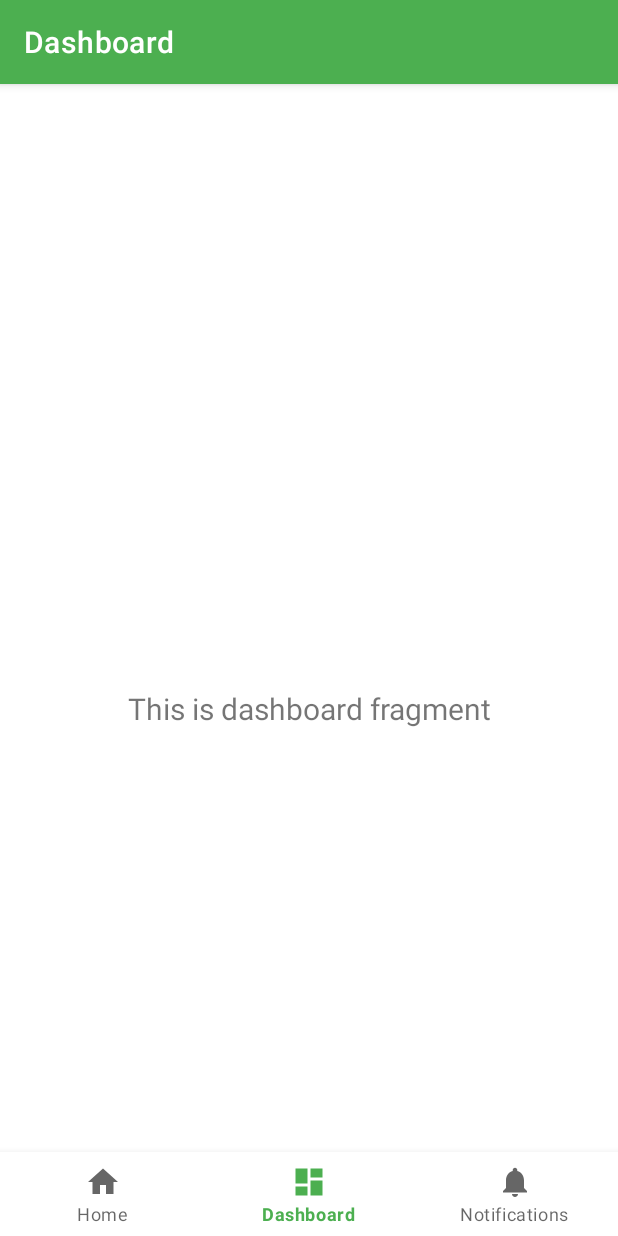
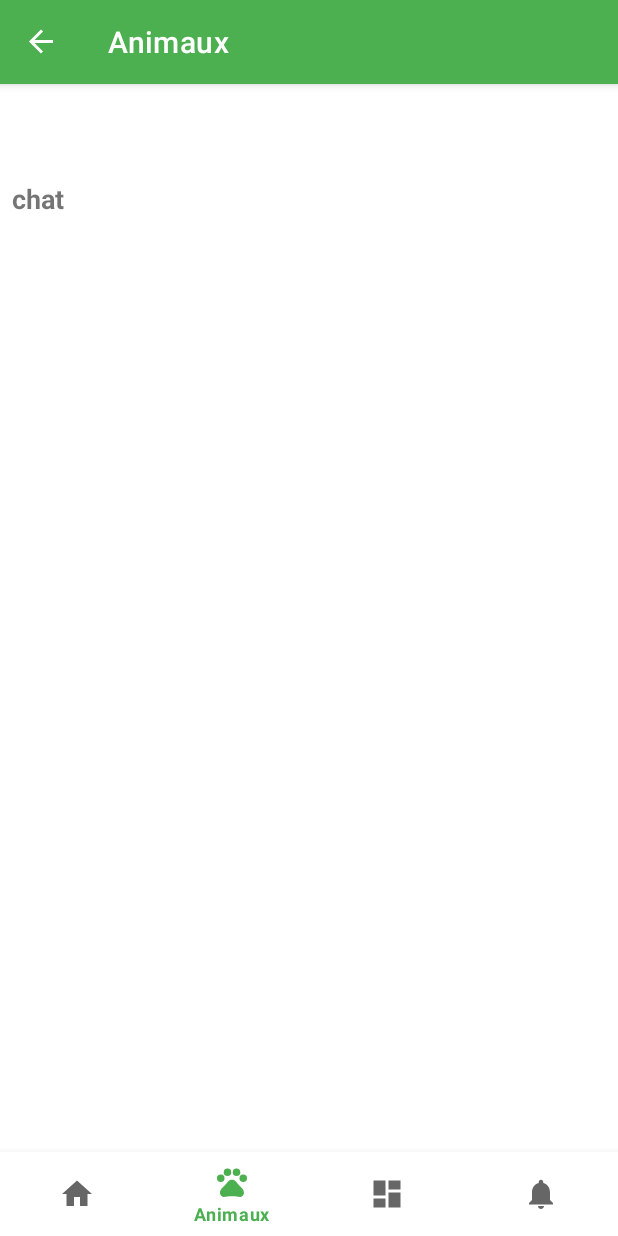
Before and after one commit to nirah-technology/petvet, an Android app: the MainActivity screen opened directly, with no data from a screen before it, item 2 of the bottom bar chosen, on a phone screen of 412 x 824 dp. Run offline under Robolectric (Android 15) with nearby library versions, the phone set to English and light mode, and no system bars; our stand-ins replace navigation-ui; pictures from the network do not load.

Commit message:
Fix add navigation to animal

```diff
--- a/app/src/main/java/io/nirahtech/petvet/services/storage/LocalStorageService.java
+++ b/app/src/main/java/io/nirahtech/petvet/services/storage/LocalStorageService.java
@@ -22,6 +22,7 @@ public class LocalStorageService implements StorageService {
 
     @Override
     public <T> T load(File file) throws IOException, ClassNotFoundException {
+        System.out.println(file);
         if (!file.exists()) {
             throw new IOException(String.format("%s doesn't exists.", file.getAbsolutePath()));
         }
--- a/app/src/main/java/io/nirahtech/petvet/ui/fragments/FarmExpositionFragment.java
+++ b/app/src/main/java/io/nirahtech/petvet/ui/fragments/FarmExpositionFragment.java
@@ -13,6 +13,7 @@ import android.view.ViewGroup;
 import java.io.File;
 import java.io.IOException;
 import java.util.ArrayList;
+import java.util.HashMap;
 import java.util.HashSet;
 import java.util.List;
 import java.util.Map;
@@ -36,6 +37,7 @@ import io.nirahtech.petvet.ui.adapters.SpeciesAdapter;
 public class FarmExpositionFragment extends Fragment {
 
     private static final StorageService STORAGE_SERVICE = new LocalStorageService();
+    private static final String DATABASE_FILE_NAME = "house.db";
 
     private RecyclerView speciesRecyclerView;
     private SpeciesAdapter speciesAdapter;
@@ -65,8 +67,17 @@ public class FarmExpositionFragment extends Fragment {
 
     }
 
+    private final void preventErrorOnLoadFailure() {
+        if (Objects.isNull(this.petsBySpecies)) {
+            this.petsBySpecies = new HashMap<>();
+            final Set<Pet> cats = new HashSet<>();
+            this.petsBySpecies.put(Species.of("Chat"), cats);
+        }
+    }
+
     private final void loadHouse() throws IOException, ClassNotFoundException {
-        final File databaseFile = null;
+        final File databaseFile = new File( STORAGE_SERVICE.getMediaStore(this.getContext()), DATABASE_FILE_NAME);
+        if (STORAGE_SERVICE.exists(databaseFile)) {
             final House house = STORAGE_SERVICE.load(databaseFile);
             house.getFarm().ifPresent(farm -> {
                 for (Pet pet : farm.getPets()) {
@@ -74,6 +85,8 @@ public class FarmExpositionFragment extends Fragment {
                     this.petsBySpecies.computeIfAbsent(species, k -> new HashSet<>()).add(pet);
                 }
             });
+        }
+        this.preventErrorOnLoadFailure();
     }
 
     @Override
--- a/app/src/main/res/drawable/one_time_password_edit_number.xml
+++ b/app/src/main/res/drawable/one_time_password_edit_number.xml
@@ -2,15 +2,15 @@
 <selector xmlns:android="http://schemas.android.com/apk/res/android">
     <item android:state_enabled="true" android:state_focused="true">
         <shape android:shape="rectangle">
-            <solid android:color="@color/gray_400" />
+            <solid android:color="@color/grey_100" />
             <corners android:radius="5dp" />
-            <stroke android:color="@color/design_default_color_primary" android:width="5dp" />
+            <stroke android:color="@color/gray_600" android:width="2dp" />
         </shape>
     </item>
 
     <item android:state_enabled="true">
         <shape android:shape="rectangle">
-            <solid android:color="@color/white" />
+            <solid android:color="@color/grey_100" />
             <corners android:radius="5dp" />
             <stroke android:color="@color/gray_400" android:width="2dp" />
         </shape>
--- a/app/src/main/res/menu/main_bottom_nav_menu.xml
+++ b/app/src/main/res/menu/main_bottom_nav_menu.xml
@@ -5,6 +5,11 @@
         android:id="@+id/navigation_home"
         android:icon="@drawable/ic_home_black_24dp"
         android:title="@string/title_home" />
+
+    <item
+        android:id="@+id/navigation_farm_exposition"
+        android:icon="@drawable/baseline_pets_24"
+        android:title="Animaux" />
 
     <item
         android:id="@+id/navigation_dashboard"
--- a/app/src/main/res/navigation/mobile_navigation.xml
+++ b/app/src/main/res/navigation/mobile_navigation.xml
@@ -11,6 +11,13 @@
         android:label="@string/title_home"
         tools:layout="@layout/fragment_home" />
 
+
+    <fragment
+        android:id="@+id/navigation_farm_exposition"
+        android:name="io.nirahtech.petvet.ui.fragments.FarmExpositionFragment"
+        android:label="Animaux"
+        tools:layout="@layout/fragment_farm_exposition" />
+
     <fragment
         android:id="@+id/navigation_dashboard"
         android:name="io.nirahtech.petvet.ui.dashboard.DashboardFragment"
```
Also changed, not shown: app/src/main/res/layout/fragment_join_existing_house.xml (+7 -0 lines). Lines whose indentation alone changed are shown as unchanged.
